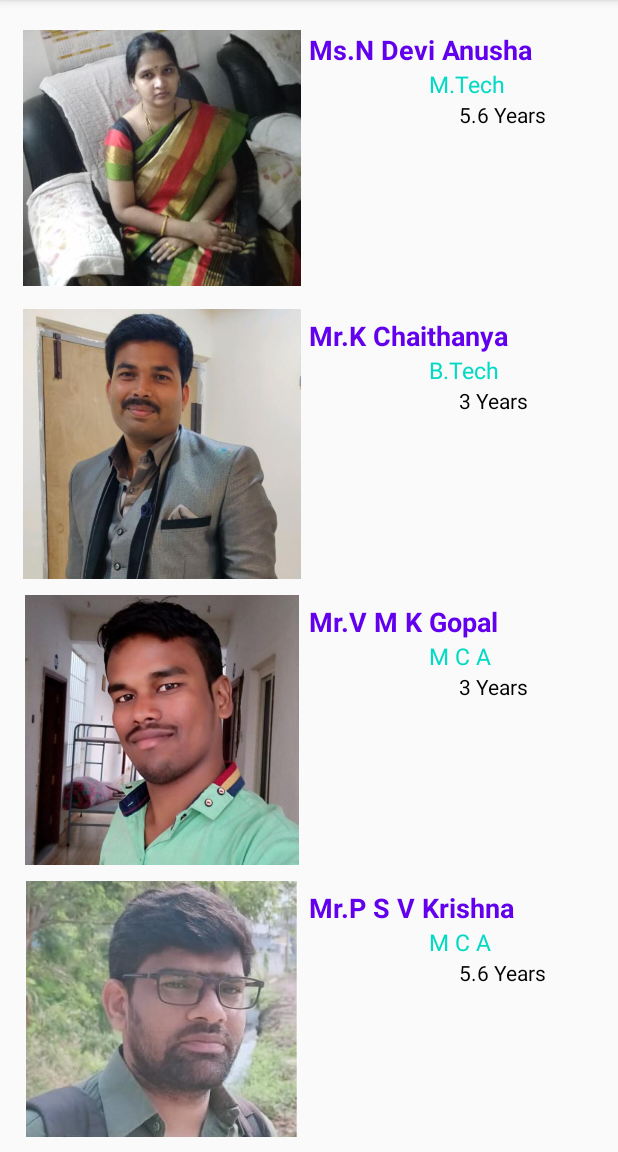
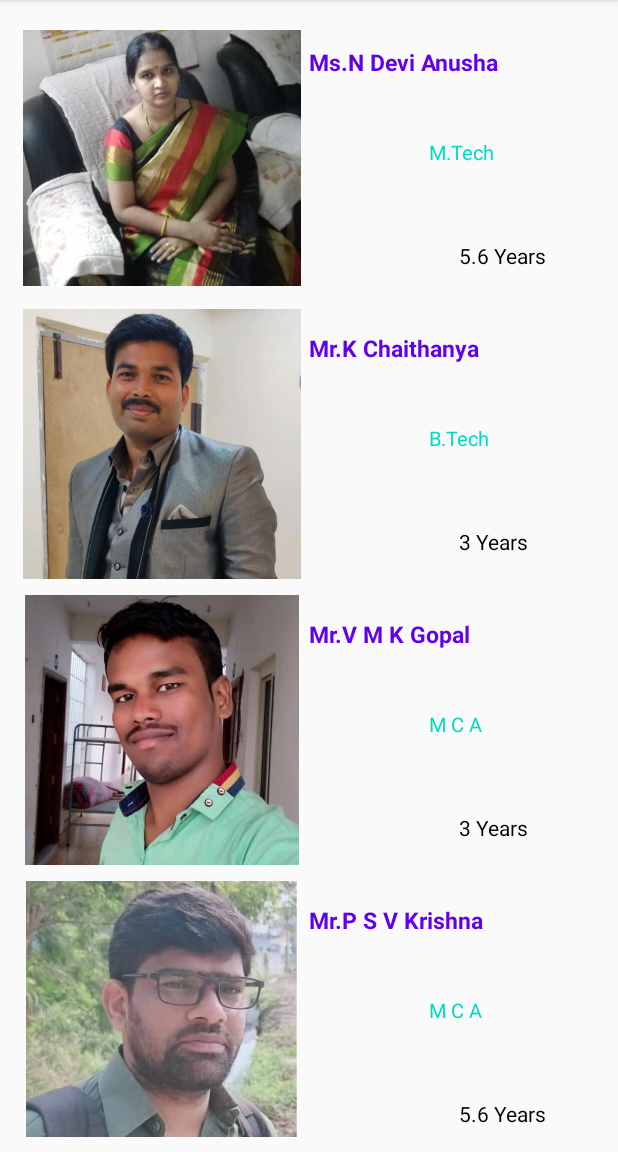
Before and after one commit to Muneiahtellakula/android_development, an Android app: the RecyclerViewDemo screen opened directly, with no data from a screen before it, on a phone screen of 412 x 824 dp, the part 84-1236 px from its top. Run offline under Robolectric (Android 15) with nearby library versions, the phone set to English and light mode, and no system bars.

Commit message:
Recycler view Data Modeifications

```diff
--- a/Android2020/app/src/main/res/layout/row_recyclerdesign.xml
+++ b/Android2020/app/src/main/res/layout/row_recyclerdesign.xml
@@ -27,25 +27,27 @@
 
     <TextView
         android:textStyle="bold"
-        android:textSize="18sp"
+        android:textSize="15sp"
         android:textColor="@color/colorPrimary"
         android:id="@+id/textView4"
+        android:layout_marginTop="10dp"
         android:layout_width="wrap_content"
         android:layout_weight="1"
         android:layout_height="0dp"
 
         android:text="TextView"
         />
+
     <TextView
         android:id="@+id/textView5"
         android:layout_width="wrap_content"
+        android:layout_height="0dp"
+        android:layout_marginLeft="80dp"
         android:layout_weight="1"
-        android:layout_height="0dp"
+        android:layout_marginTop="40dp"
         android:text="TextView"
-        android:textSize="15sp"
-        android:layout_marginLeft="80dp"
         android:textColor="@color/colorAccent"
-        />
+        android:textSize="13sp" />
 
     <TextView
         android:id="@+id/textView6"
@@ -54,6 +56,7 @@
         android:layout_height="0dp"
        android:layout_marginLeft="100dp"
         android:text="TextView"
+        android:layout_marginTop="50dp"
         android:textSize="14sp"
         android:textColor="@android:color/black"
         />
--- a/Android2020/app/src/main/res/values/strings.xml
+++ b/Android2020/app/src/main/res/values/strings.xml
@@ -35,13 +35,13 @@
         <item>Mr.K Chaithanya</item>
         <item>Mr.V M K Gopal</item>
         <item>Mr.P S V Krishna</item>
-        <item>Mr.K Masthan Vali</item>
+        <item>Mr.P Masthan Vali</item>
         <item>Mr.T Muneiah</item>
-        <item>Mr.K Pavan Kumar Reddy</item>
+        <item>Mr.T Pavan Kumar</item>
         <item>Mr.R Rami Reddy</item>
-        <item>Mr.S Sai Shankar</item>
+        <item>Mr.G Sai Shankar</item>
         <item>Mr.B Siva Prasad</item>
-        <item>Mr.K Vara Prasad</item>
+        <item>Mr.S Vara Prasad</item>
     </string-array>
     <string-array name="exprence">
         <item>5.6 Years</item>
@@ -67,6 +67,6 @@
         <item>B.Tech</item>
         <item>B.Tech</item>
         <item>B.Tech</item>
-        <item>B.Tech</item>
+        <item>M C A</item>
     </string-array>
 </resources>
```
